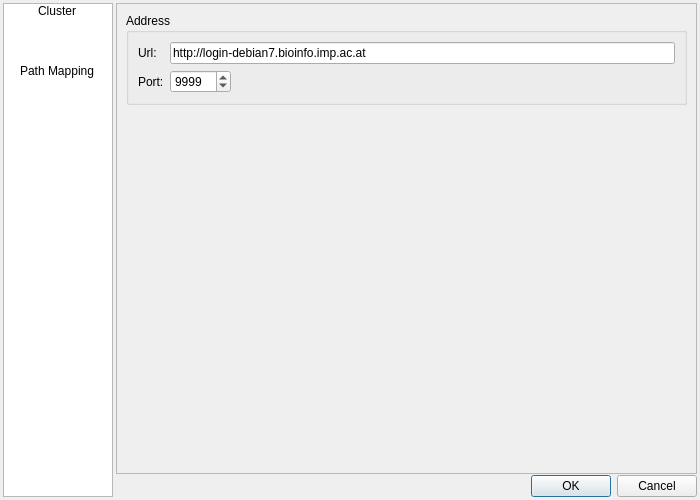
This is cecog/gui/preferences.ui in CellCognition/cecog as Qt 5 draws it before an edit. The edited form follows.
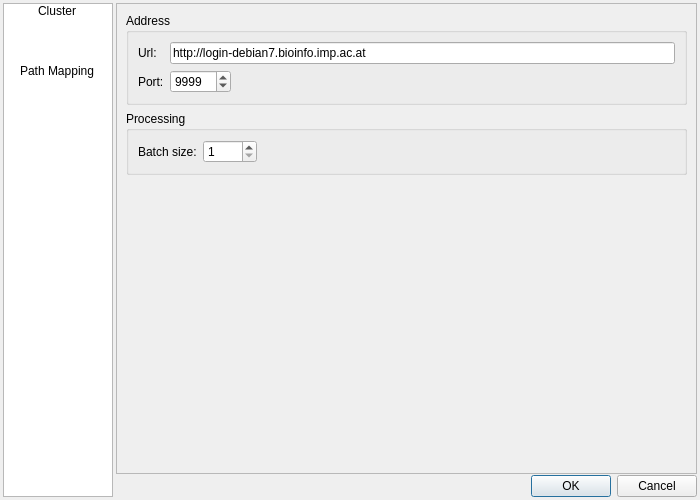
This is the edited form. The open tabs and pages were chosen to show the change. Icons and pictures are not drawn.

Commit message: batch size moved to preferences dialog

Diff of the .ui file:
```diff
--- a/cecog/gui/preferences.ui
+++ b/cecog/gui/preferences.ui
@@ -167,6 +167,54 @@
            </layout>
           </widget>
          </item>
+         <item>
+          <widget class="QGroupBox" name="gbox2">
+           <property name="toolTip">
+            <string>&lt;html&gt;&lt;head/&gt;&lt;body&gt;&lt;p&gt;Batch size:&lt;/p&gt;&lt;p&gt;The remote machine runs #positons/&amp;lt;batch size&amp;gt; processes. This paremeter reduces the degree of parallelisation.&lt;/p&gt;&lt;/body&gt;&lt;/html&gt;</string>
+           </property>
+           <property name="title">
+            <string>Processing</string>
+           </property>
+           <layout class="QHBoxLayout" name="horizontalLayout">
+            <item>
+             <widget class="QLabel" name="label">
+              <property name="sizePolicy">
+               <sizepolicy hsizetype="Maximum" vsizetype="Preferred">
+                <horstretch>0</horstretch>
+                <verstretch>0</verstretch>
+               </sizepolicy>
+              </property>
+              <property name="text">
+               <string>Batch size:</string>
+              </property>
+             </widget>
+            </item>
+            <item>
+             <widget class="QSpinBox" name="batch_size">
+              <property name="minimum">
+               <number>1</number>
+              </property>
+              <property name="maximum">
+               <number>1000</number>
+              </property>
+             </widget>
+            </item>
+            <item>
+             <spacer name="hspacer">
+              <property name="orientation">
+               <enum>Qt::Horizontal</enum>
+              </property>
+              <property name="sizeHint" stdset="0">
+               <size>
+                <width>40</width>
+                <height>20</height>
+               </size>
+              </property>
+             </spacer>
+            </item>
+           </layout>
+          </widget>
+         </item>
          <item>
           <spacer name="spacer2">
            <property name="orientation">
```
Left out of the diff: 2 changed lines with no effect on the pictures. The commit also changes 3 other files.
